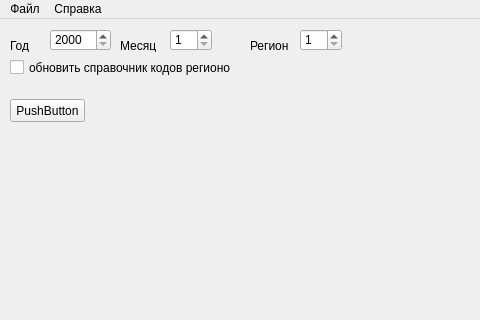
The window that ui/ui_mainwindow.ui (DoctorChe/GibddStat) describes before a commit, drawn with Qt 5; both pictures show x 0 to 480 and y 0 to 320 of the 800 by 600 pixel window.
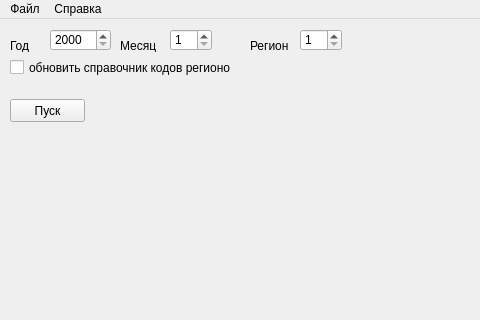
The same window after the commit.

```diff
--- a/ui/ui_mainwindow.ui
+++ b/ui/ui_mainwindow.ui
@@ -82,7 +82,7 @@
      </rect>
     </property>
     <property name="text">
-     <string>PushButton</string>
+     <string>Пуск</string>
     </property>
    </widget>
    <widget class="QSpinBox" name="spinBox_region">
```
Left out of the diff: 19 changed lines with no effect on the pictures.
